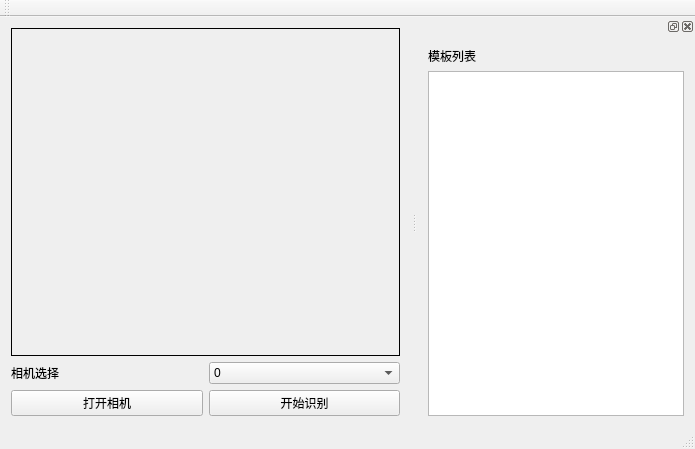
Old version of the form mainwindow.ui in the repository flying0503/Wood_Identification.
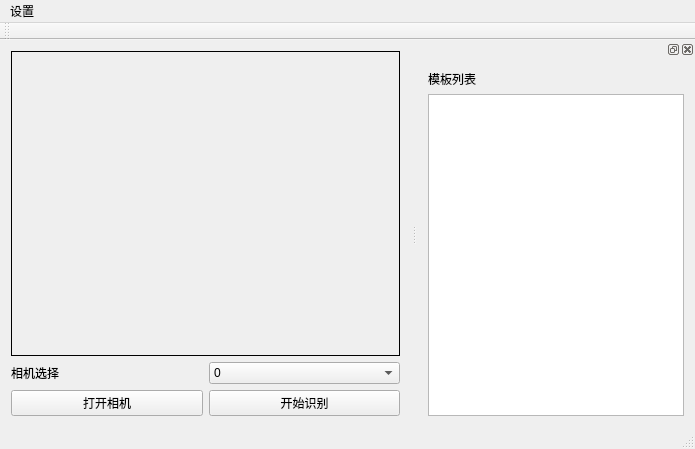
New version of the form. Custom widgets are drawn as their Qt base class.

```diff
--- a/mainwindow.ui
+++ b/mainwindow.ui
@@ -116,6 +116,13 @@
      <height>23</height>
     </rect>
    </property>
+   <widget class="QMenu" name="menu">
+    <property name="title">
+     <string>设置</string>
+    </property>
+    <addaction name="Adjust_Settings"/>
+   </widget>
+   <addaction name="menu"/>
   </widget>
   <widget class="QToolBar" name="mainToolBar">
    <attribute name="toolBarArea">
```
Left out of the diff: 5 changed lines with no effect on the pictures.
